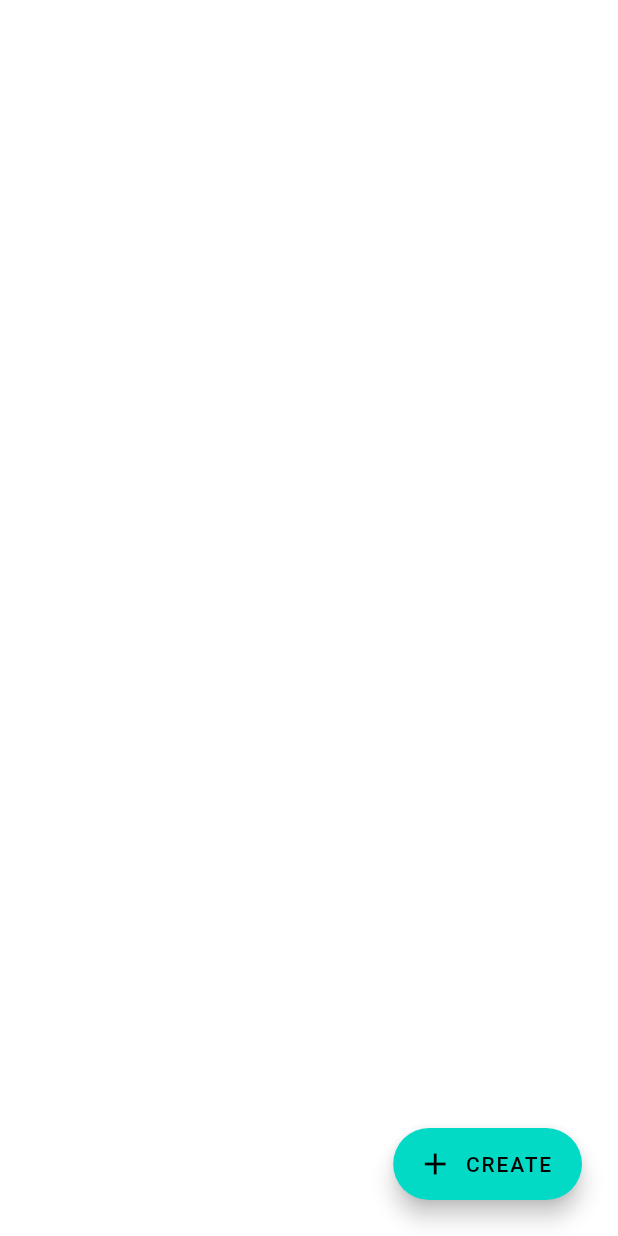
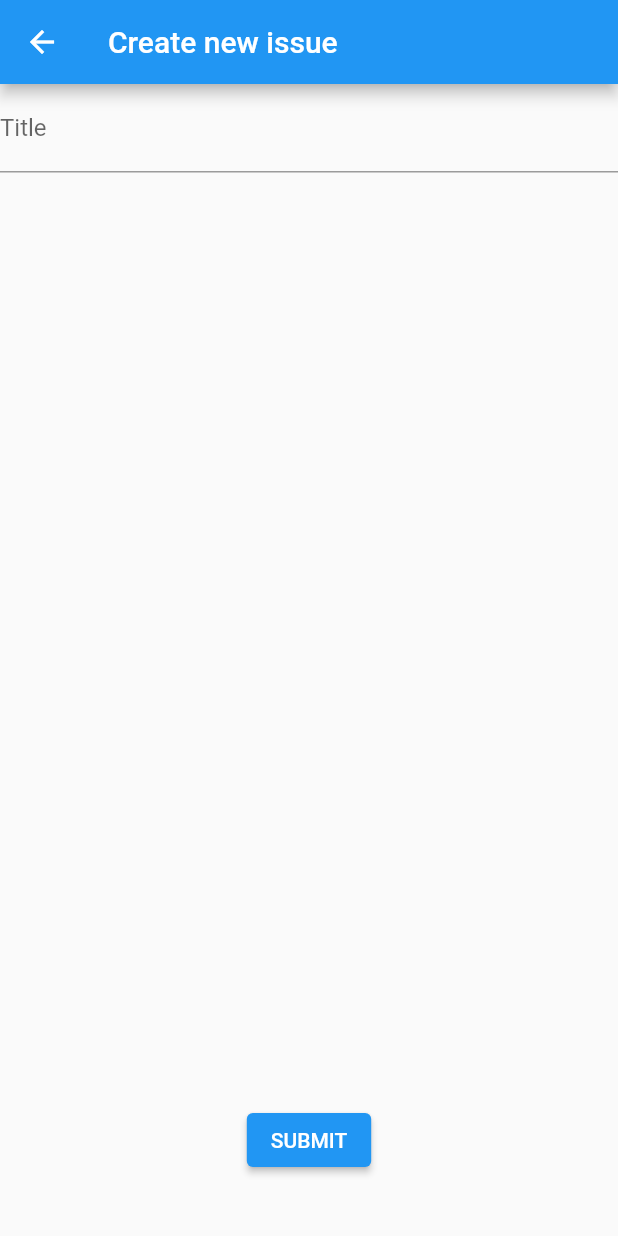
Before and after one commit to trunghq3101/FlutterOnceAndForAllDemoApp, a Flutter app: the screen it shows after launch, after a tap on "CREATE", on a phone screen of 412 x 824 dp. Run offline on Flutter 3.47's test engine with Material 2 defaults, Android fonts, the phone set to English and light mode, and no system bars.

Commit message:
Implement Create an issue flow

```diff
--- a/lib/main.dart
+++ b/lib/main.dart
@@ -1,31 +1,11 @@
 import 'package:flutter/material.dart';
+
+import 'pages/home_page.dart';
 
 main() {
   runApp(
     MaterialApp(
-      home: Stack(
-        children: [
-          ColoredBox(
-            color: Colors.white,
-            child: SizedBox.expand(),
-          ),
-          Align(
-            alignment: Alignment.bottomRight,
-            child: UnconstrainedBox(
-              child: Padding(
-                padding: const EdgeInsets.all(24),
-                child: FloatingActionButton.extended(
-                  onPressed: () {},
-                  label: Text('Create'.toUpperCase()),
-                  icon: Icon(Icons.add),
-                  backgroundColor: Color(0xFF03DAC5),
-                  foregroundColor: Colors.black,
-                ),
-              ),
-            ),
-          ),
-        ],
-      ),
+      home: HomePage(),
     ),
   );
 }
--- /dev/null
+++ b/lib/pages/create_issue_page.dart
@@ -0,0 +1,37 @@
+import 'package:flutter/material.dart';
+
+var title = '';
+
+class CreateIssuePage extends StatelessWidget {
+  const CreateIssuePage({Key? key}) : super(key: key);
+
+  @override
+  Widget build(BuildContext context) {
+    return Scaffold(
+      appBar: AppBar(
+        title: Text('Create new issue'),
+      ),
+      body: Column(
+        children: [
+          Expanded(
+            child: TextField(
+              decoration: InputDecoration(
+                labelText: 'Title',
+              ),
+              onChanged: ((value) {
+                title = value;
+              }),
+            ),
+          ),
+          ElevatedButton(
+            onPressed: () {
+              Navigator.of(context).pop(title);
+            },
+            child: Text('Submit'.toUpperCase()),
+          ),
+          SizedBox(height: 40),
+        ],
+      ),
+    );
+  }
+}
--- /dev/null
+++ b/lib/pages/home_page.dart
@@ -0,0 +1,55 @@
+import 'package:flutter/material.dart';
+
+import 'create_issue_page.dart';
+
+class HomePage extends StatefulWidget {
+  const HomePage({
+    Key? key,
+  }) : super(key: key);
+
+  @override
+  State<HomePage> createState() => _HomePageState();
+}
+
+class _HomePageState extends State<HomePage> {
+  var issues = <String>[];
+
+  @override
+  Widget build(BuildContext context) {
+    return Stack(
+      children: [
+        ColoredBox(
+          color: Colors.white,
+          child: SizedBox.expand(),
+        ),
+        ListView(
+          children: issues.map((e) => Text(e)).toList(),
+        ),
+        Align(
+          alignment: Alignment.bottomRight,
+          child: UnconstrainedBox(
+            child: Padding(
+              padding: const EdgeInsets.all(24),
+              child: Builder(builder: (context) {
+                return FloatingActionButton.extended(
+                  onPressed: () async {
+                    final newIssue = await Navigator.of(context).push(
+                      MaterialPageRoute(builder: (_) => CreateIssuePage()),
+                    );
+                    setState(() {
+                      issues.add(newIssue);
+                    });
+                  },
+                  label: Text('Create'.toUpperCase()),
+                  icon: Icon(Icons.add),
+                  backgroundColor: Color(0xFF03DAC5),
+                  foregroundColor: Colors.black,
+                );
+              }),
+            ),
+          ),
+        ),
+      ],
+    );
+  }
+}
--- a/pubspec.yaml
+++ b/pubspec.yaml
@@ -3,7 +3,7 @@ description: A new Flutter project.
 
 # The following line prevents the package from being accidentally published to
 # pub.dev using `flutter pub publish`. This is preferred for private packages.
-publish_to: 'none' # Remove this line if you wish to publish to pub.dev
+publish_to: "none" # Remove this line if you wish to publish to pub.dev
 
 # The following defines the version and build number for your application.
 # A version number is three numbers separated by dots, like 1.2.43
@@ -30,12 +30,13 @@ dependencies:
   flutter:
     sdk: flutter
 
-
   # The following adds the Cupertino Icons font to your application.
   # Use with the CupertinoIcons class for iOS style icons.
   cupertino_icons: ^1.0.2
 
 dev_dependencies:
+  integration_test:
+    sdk: flutter
   flutter_test:
     sdk: flutter
 
@@ -51,7 +52,6 @@ dev_dependencies:
 
 # The following section is specific to Flutter packages.
 flutter:
-
   # The following line ensures that the Material Icons font is
   # included with your application, so that you can use the icons in
   # the material Icons class.
```
Also changed, not shown: pubspec.lock, 1 other file.
